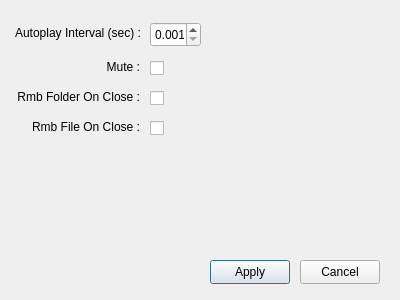
Above: settingswindow.ui from oyxong123/YxWn_Gallery before the change. Below: the same form after it.
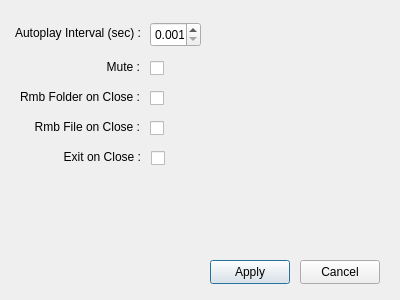
That is the form after the change.

Commit message: Create system tray icon + Exit on close option

```diff
--- a/settingswindow.ui
+++ b/settingswindow.ui
@@ -150,7 +150,7 @@
     <number>0</number>
    </property>
    <property name="text">
-    <string>Rmb Folder On Close :</string>
+    <string>Rmb Folder on Close :</string>
    </property>
    <property name="alignment">
     <set>Qt::AlignmentFlag::AlignRight|Qt::AlignmentFlag::AlignTrailing|Qt::AlignmentFlag::AlignVCenter</set>
@@ -188,12 +188,50 @@
     <number>0</number>
    </property>
    <property name="text">
-    <string>Rmb File On Close :</string>
+    <string>Rmb File on Close :</string>
    </property>
    <property name="alignment">
     <set>Qt::AlignmentFlag::AlignRight|Qt::AlignmentFlag::AlignTrailing|Qt::AlignmentFlag::AlignVCenter</set>
    </property>
   </widget>
+  <widget class="QLabel" name="lblExitOnClose">
+   <property name="geometry">
+    <rect>
+     <x>0</x>
+     <y>147</y>
+     <width>141</width>
+     <height>20</height>
+    </rect>
+   </property>
+   <property name="frameShape">
+    <enum>QFrame::Shape::NoFrame</enum>
+   </property>
+   <property name="lineWidth">
+    <number>0</number>
+   </property>
+   <property name="text">
+    <string>Exit on Close :</string>
+   </property>
+   <property name="alignment">
+    <set>Qt::AlignmentFlag::AlignRight|Qt::AlignmentFlag::AlignTrailing|Qt::AlignmentFlag::AlignVCenter</set>
+   </property>
+  </widget>
+  <widget class="QCheckBox" name="chkExitOnClose">
+   <property name="geometry">
+    <rect>
+     <x>151</x>
+     <y>147</y>
+     <width>16</width>
+     <height>22</height>
+    </rect>
+   </property>
+   <property name="text">
+    <string/>
+   </property>
+   <property name="checked">
+    <bool>false</bool>
+   </property>
+  </widget>
  </widget>
  <resources/>
  <connections/>
```
The commit also changes 3 other files.
